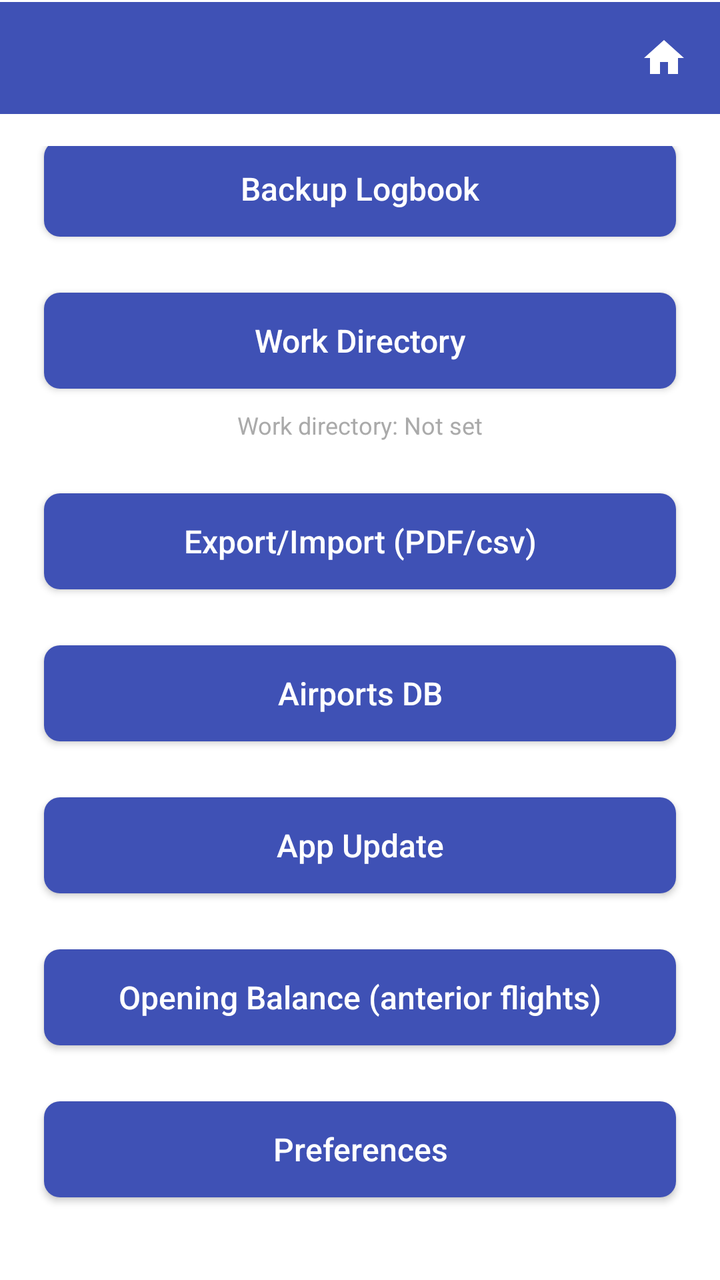
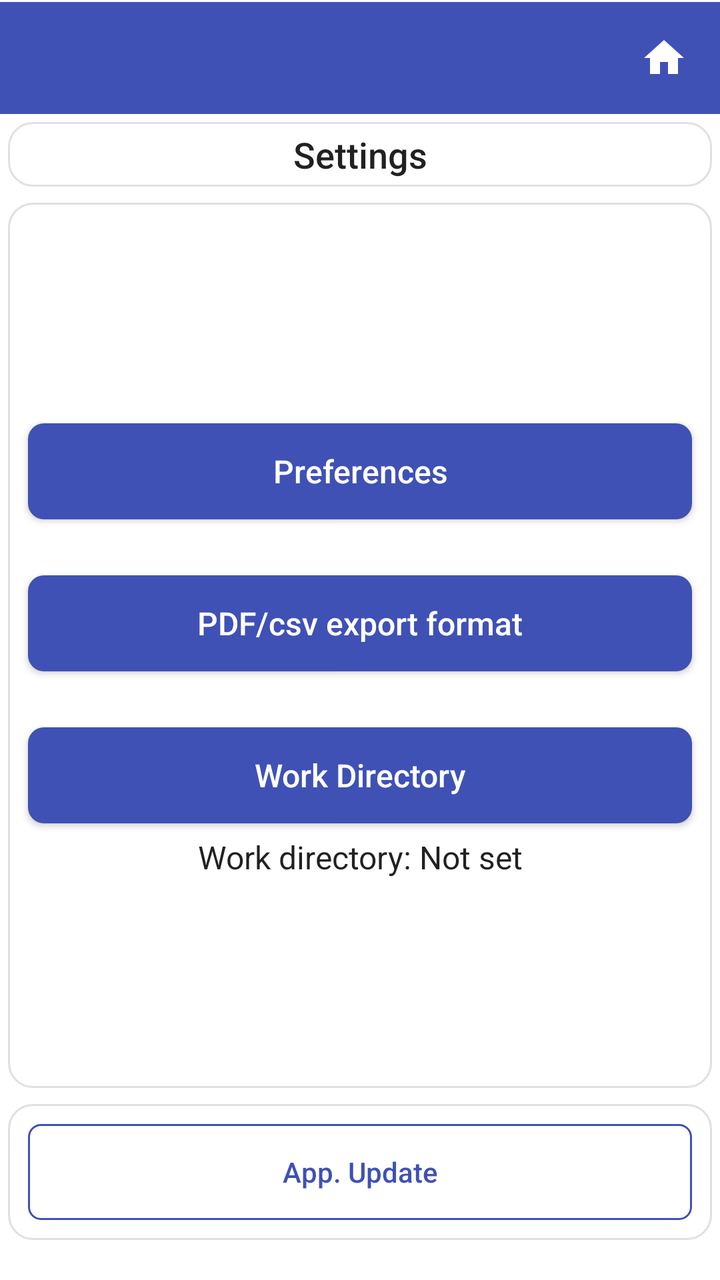

An Android layout rendered at two revisions. The XML below is the earlier revision; the diff shows what the commit changed to produce the second picture.
<!-- AndroidManifest.xml: application theme Theme.StripToLogbook.View -->
<!-- res/layout/activity_settings.xml -->
<?xml version="1.0" encoding="utf-8"?>
<LinearLayout xmlns:android="http://schemas.android.com/apk/res/android"
    android:layout_width="match_parent"
    android:layout_height="match_parent"
    android:orientation="vertical">

    
    <include layout="@layout/view_app_toolbar" />

    
    <LinearLayout
        android:layout_width="match_parent"
        android:layout_height="match_parent"
        android:orientation="vertical"
        android:padding="16dp"
        android:gravity="center">

        <Button
            android:id="@+id/btn_backup"
            style="@style/PrimaryButtonStyle"
            android:layout_width="match_parent"
            android:layout_height="wrap_content"
            android:text="Backup Logbook" />

        <Space
            android:layout_width="match_parent"
            android:layout_height="16dp" />

        <Button
            android:id="@+id/btn_work_directory"
            style="@style/PrimaryButtonStyle"
            android:layout_width="match_parent"
            android:layout_height="wrap_content"
            android:text="Work Directory" />

        <TextView
            android:id="@+id/txt_work_directory"
            android:layout_width="match_parent"
            android:layout_height="wrap_content"
            android:gravity="center"
            android:paddingTop="4dp"
            android:paddingBottom="4dp"
            android:text="Work directory: Not set"
            android:textColor="@android:color/darker_gray"
            android:textSize="12sp" />

        <Space
            android:layout_width="match_parent"
            android:layout_height="16dp" />

        <Button
            android:id="@+id/btn_export_import"
            style="@style/PrimaryButtonStyle"
            android:layout_width="match_parent"
            android:layout_height="wrap_content"
            android:text="Export/Import (PDF/csv)" />

        <Space
            android:layout_width="match_parent"
            android:layout_height="16dp" />

        <Button
            android:id="@+id/btn_airports"
            style="@style/PrimaryButtonStyle"
            android:layout_width="match_parent"
            android:layout_height="wrap_content"
            android:text="Airports DB" />

        <Space
            android:layout_width="match_parent"
            android:layout_height="16dp" />

        <Button
            android:id="@+id/btn_updates"
            style="@style/PrimaryButtonStyle"
            android:layout_width="match_parent"
            android:layout_height="wrap_content"
            android:text="App Update" />

        <Space
            android:layout_width="match_parent"
            android:layout_height="16dp" />

        <Button
            android:id="@+id/btn_opening_balance"
            style="@style/PrimaryButtonStyle"
            android:layout_width="match_parent"
            android:layout_height="wrap_content"
            android:text="Opening Balance (anterior flights)" />

        <Space
            android:layout_width="match_parent"
            android:layout_height="16dp" />

        <Button
            android:id="@+id/btn_preferences"
            style="@style/PrimaryButtonStyle"
            android:layout_width="match_parent"
            android:layout_height="wrap_content"
            android:text="Preferences" />

        <Space
            android:layout_width="match_parent"
            android:layout_height="16dp" />

        <Button
            android:id="@+id/btn_export_format"
            style="@style/PrimaryButtonStyle"
            android:layout_width="match_parent"
            android:layout_height="wrap_content"
            android:text="Export format" />
        
    </LinearLayout>
</LinearLayout>
<!-- res/layout/view_app_toolbar.xml (included above) -->
<?xml version="1.0" encoding="utf-8"?>
<LinearLayout xmlns:android="http://schemas.android.com/apk/res/android"
    android:id="@+id/toolbar_container"
    android:layout_width="match_parent"
    android:layout_height="wrap_content"
    android:orientation="vertical"
    android:background="@color/colorPrimary">

    <View
        android:id="@+id/status_bar_spacer"
        android:layout_width="match_parent"
        android:layout_height="0dp"
        android:background="@color/colorPrimary" />

    <View
        android:layout_width="match_parent"
        android:layout_height="1dp"
        android:background="@color/surface" />

    <LinearLayout
        android:layout_width="match_parent"
        android:layout_height="wrap_content"
        android:orientation="horizontal"
        android:gravity="center_vertical"
        android:background="@color/colorPrimary">

        <androidx.appcompat.widget.Toolbar
            android:id="@+id/toolbar"
            style="@style/ToolbarStyle"
            android:layout_width="0dp"
            android:layout_height="wrap_content"
            android:layout_weight="1"
            android:background="@color/colorPrimary"
            android:minHeight="?attr/actionBarSize" />

        <ImageButton
            android:id="@+id/btn_home"
            android:layout_width="?attr/actionBarSize"
            android:layout_height="?attr/actionBarSize"
            android:background="?attr/selectableItemBackgroundBorderless"
            android:contentDescription="Home"
            android:src="@drawable/ic_home" />
    </LinearLayout>
</LinearLayout>
<!-- resources referenced by this layout -->
<resources>
  <color name="colorPrimary">#3F51B5</color>
  <color name="surface">#FFFFFFFF</color>
  <style name="ToolbarStyle" parent="Widget.AppCompat.Toolbar">
          <item name="android:background">@color/colorPrimary</item>
          <item name="titleTextAppearance">@style/ToolbarTitleStyle</item>
      </style>
  <!-- drawable bg_button_primary (drawable) -->
  <?xml version="1.0" encoding="utf-8"?>
  <shape xmlns:android="http://schemas.android.com/apk/res/android">
      <solid android:color="@color/colorPrimary" />
      <corners android:radius="8dp" />
  </shape>
  <style name="ToolbarTitleStyle" parent="Widget.AppCompat.EditText">
          
          <item name="android:textColor">@color/surface</item>
          <item name="tint">@android:color/white</item>
      </style>
  <color name="purple_500">#FF6200EE</color>
  <color name="purple_700">#FF3700B3</color>
  <color name="teal_200">#FF03DAC5</color>
  <color name="dropdown_background">#FFFFFFFF</color>
  <style name="NoBackgroundTextView" parent="Widget.AppCompat.TextView">
          <item name="android:background">@null</item>
      </style>
  <style name="ToolbarNavButtonStyle" parent="Widget.AppCompat.Toolbar.Button.Navigation">
          <item name="android:tint">@color/surface</item>
      </style>
  <!-- drawable edittext_background (drawable) -->
  <selector xmlns:android="http://schemas.android.com/apk/res/android">
      <item android:state_enabled="false"
          android:drawable="@android:color/transparent" />
      <item android:drawable="@drawable/edittext_background_shape" />
  
  
  
  </selector>
  <color name="text_primary">#DE000000</color>
  <!-- drawable edittext_background_shape (drawable) -->
  <shape xmlns:android="http://schemas.android.com/apk/res/android">
      <solid android:color="@color/edittext_background_color" />
      <corners android:radius="4dp" />
      
      <stroke android:width="1dp" android:color="@color/edittext_stroke_color" />
  </shape>
  <color name="edittext_background_color">#F5F5F5</color>
  <color name="edittext_stroke_color">#DDDDDD</color>
  <!-- unchanged entries left out for length: 5 -->
</resources>

<!-- the commit's change to res/layout/activity_settings.xml (unified diff, before → after) -->
@@ -2,115 +2,107 @@
 <LinearLayout xmlns:android="http://schemas.android.com/apk/res/android"
     android:layout_width="match_parent"
     android:layout_height="match_parent"
-    android:orientation="vertical">
+    android:orientation="vertical"
+    android:background="@color/surface"
+    android:paddingBottom="16dp">
 
     
     <include layout="@layout/view_app_toolbar" />
 
     
     <LinearLayout
+        style="@style/Card.Surface"
         android:layout_width="match_parent"
-        android:layout_height="match_parent"
-        android:orientation="vertical"
-        android:padding="16dp"
-        android:gravity="center">
-
-        <Button
-            android:id="@+id/btn_backup"
-            style="@style/PrimaryButtonStyle"
-            android:layout_width="match_parent"
-            android:layout_height="wrap_content"
-            android:text="Backup Logbook" />
-
-        <Space
-            android:layout_width="match_parent"
-            android:layout_height="16dp" />
-
-        <Button
-            android:id="@+id/btn_work_directory"
-            style="@style/PrimaryButtonStyle"
-            android:layout_width="match_parent"
-            android:layout_height="wrap_content"
-            android:text="Work Directory" />
+        android:layout_height="wrap_content"
+        android:autoSizeTextType="uniform"
+        android:gravity="center"
+        android:orientation="vertical">
 
         <TextView
-            android:id="@+id/txt_work_directory"
+            style="@style/TextAppearance.AppCompat.Title"
             android:layout_width="match_parent"
             android:layout_height="wrap_content"
             android:gravity="center"
-            android:paddingTop="4dp"
-            android:paddingBottom="4dp"
-            android:text="Work directory: Not set"
-            android:textColor="@android:color/darker_gray"
-            android:textSize="12sp" />
+            android:text="Settings" />
 
-        <Space
-            android:layout_width="match_parent"
-            android:layout_height="16dp" />
+    </LinearLayout>
 
-        <Button
-            android:id="@+id/btn_export_import"
-            style="@style/PrimaryButtonStyle"
+
+    
+    <ScrollView
+        android:id="@+id/scroll_view"
+        style="@style/Card.Surface"
+        android:layout_width="match_parent"
+        android:layout_height="0dp"
+        android:layout_marginTop="6dp"
+        android:layout_weight="1">
+
+        <LinearLayout
             android:layout_width="match_parent"
             android:layout_height="wrap_content"
-            android:text="Export/Import (PDF/csv)" />
+            android:layout_gravity="center"
+            android:orientation="vertical">
 
-        <Space
-            android:layout_width="match_parent"
-            android:layout_height="16dp" />
+            <Button
+                android:id="@+id/btn_preferences"
+                style="@style/PrimaryButtonStyle"
+                android:layout_width="match_parent"
+                android:layout_height="wrap_content"
+                android:text="Preferences" />
 
-        <Button
-            android:id="@+id/btn_airports"
-            style="@style/PrimaryButtonStyle"
-            android:layout_width="match_parent"
-            android:layout_height="wrap_content"
-            android:text="Airports DB" />
 
-        <Space
-            android:layout_width="match_parent"
-            android:layout_height="16dp" />
+            <Space
+                android:layout_width="match_parent"
+                android:layout_height="16dp" />
+
+            <Button
+                android:id="@+id/btn_export_format"
+                style="@style/PrimaryButtonStyle"
+                android:layout_width="match_parent"
+                android:layout_height="wrap_content"
+                android:text="PDF/csv export format" />
+
+            <Space
+                android:layout_width="match_parent"
+                android:layout_height="16dp" />
+
+            <Button
+                android:id="@+id/btn_work_directory"
+                style="@style/PrimaryButtonStyle"
+                android:layout_width="match_parent"
+                android:layout_height="wrap_content"
+                android:text="Work Directory" />
+
+            <TextView
+                android:id="@+id/txt_work_directory"
+                style="@style/TextAppearance.AppCompat.Body1"
+                android:layout_width="match_parent"
+                android:layout_height="wrap_content"
+                android:autoSizeTextType="uniform"
+                android:gravity="center"
+                android:text="Work directory: Not set" />
+
+        </LinearLayout>
+    </ScrollView>
+
+    
+    <LinearLayout
+        style="@style/Card.Surface"
+        android:layout_width="match_parent"
+        android:layout_height="wrap_content"
+        android:layout_marginBottom="30dp"
+        android:gravity="center"
+        android:orientation="horizontal">
 
         <Button
             android:id="@+id/btn_updates"
-            style="@style/PrimaryButtonStyle"
+            style="@style/SecondaryButtonStyle"
             android:layout_width="match_parent"
             android:layout_height="wrap_content"
-            android:text="App Update" />
+            android:text="App. Update" />
 
-        <Space
-            android:layout_width="match_parent"
-            android:layout_height="16dp" />
+    </LinearLayout>
 
-        <Button
-            android:id="@+id/btn_opening_balance"
-            style="@style/PrimaryButtonStyle"
-            android:layout_width="match_parent"
-            android:layout_height="wrap_content"
-            android:text="Opening Balance (anterior flights)" />
-
-        <Space
-            android:layout_width="match_parent"
-            android:layout_height="16dp" />
-
-        <Button
-            android:id="@+id/btn_preferences"
-            style="@style/PrimaryButtonStyle"
-            android:layout_width="match_parent"
-            android:layout_height="wrap_content"
-            android:text="Preferences" />
-
-        <Space
-            android:layout_width="match_parent"
-            android:layout_height="16dp" />
-
-        <Button
-            android:id="@+id/btn_export_format"
-            style="@style/PrimaryButtonStyle"
-            android:layout_width="match_parent"
-            android:layout_height="wrap_content"
-            android:text="Export format" />
-        
-    </LinearLayout>
 </LinearLayout>
 <!-- res/layout/view_app_toolbar.xml (included above) -->
 <?xml version="1.0" encoding="utf-8"?>
<!-- resource entries referenced after the edit -->
@@ -2,15 +2,54 @@
 <resources>
   <color name="colorPrimary">#3F51B5</color>
   <color name="surface">#FFFFFFFF</color>
+  <style name="Card.Surface">
+          <item name="android:background">@drawable/bg_card</item>
+          <item name="android:padding">4dp</item>
+          <item name="android:layout_margin">4dp</item>
+      </style>
+  <style name="SecondaryButtonStyle" parent="Widget.AppCompat.Button">
+          <item name="android:background">@drawable/bg_button_secondary</item>
+          <item name="android:textColor">@color/colorPrimary</item>
+          <item name="android:textSize">14sp</item>
+          <item name="android:layout_margin">6dp</item>
+         <item name="android:gravity">center</item>
+          <item name="android:elevation">1dp</item>
+          <item name="android:textAllCaps">false</item>
+      </style>
+  <style name="TextAppearance.AppCompat.Body1" parent="TextAppearance.AppCompat">
+          <item name="android:textSize">16sp</item>
+          <item name="android:textColor">@color/text_primary</item>
+          <item name="android:fontFamily">sans-serif</item>
+      </style>
+  <style name="TextAppearance.AppCompat.Title" parent="TextAppearance.AppCompat">
+          <item name="android:textSize">18sp</item>
+          <item name="android:textColor">@color/text_primary</item>
+          <item name="android:fontFamily">sans-serif-medium</item>
+      </style>
   <style name="ToolbarStyle" parent="Widget.AppCompat.Toolbar">
           <item name="android:background">@color/colorPrimary</item>
           <item name="titleTextAppearance">@style/ToolbarTitleStyle</item>
       </style>
+  <!-- drawable bg_card (drawable) -->
+  <?xml version="1.0" encoding="utf-8"?>
+  <shape xmlns:android="http://schemas.android.com/apk/res/android">
+      <solid android:color="@color/surface" />
+      <corners android:radius="12dp" />
+      <stroke android:width="1dp"
+          android:color="@color/border" />
+  </shape>
   <!-- drawable bg_button_primary (drawable) -->
   <?xml version="1.0" encoding="utf-8"?>
   <shape xmlns:android="http://schemas.android.com/apk/res/android">
       <solid android:color="@color/colorPrimary" />
       <corners android:radius="8dp" />
+  </shape>
+  <!-- drawable bg_button_secondary (drawable) -->
+  <?xml version="1.0" encoding="utf-8"?>
+  <shape xmlns:android="http://schemas.android.com/apk/res/android">
+      <solid android:color="@android:color/transparent" />
+      <stroke android:width="1dp" android:color="@color/colorPrimary" />
+      <corners android:radius="6dp" />
   </shape>
   <style name="ToolbarTitleStyle" parent="Widget.AppCompat.EditText">
           
@@ -27,6 +66,7 @@
   <style name="ToolbarNavButtonStyle" parent="Widget.AppCompat.Toolbar.Button.Navigation">
           <item name="android:tint">@color/surface</item>
       </style>
+  <color name="border">#E0E0E0</color>
   <!-- drawable edittext_background (drawable) -->
   <selector xmlns:android="http://schemas.android.com/apk/res/android">
       <item android:state_enabled="false"
